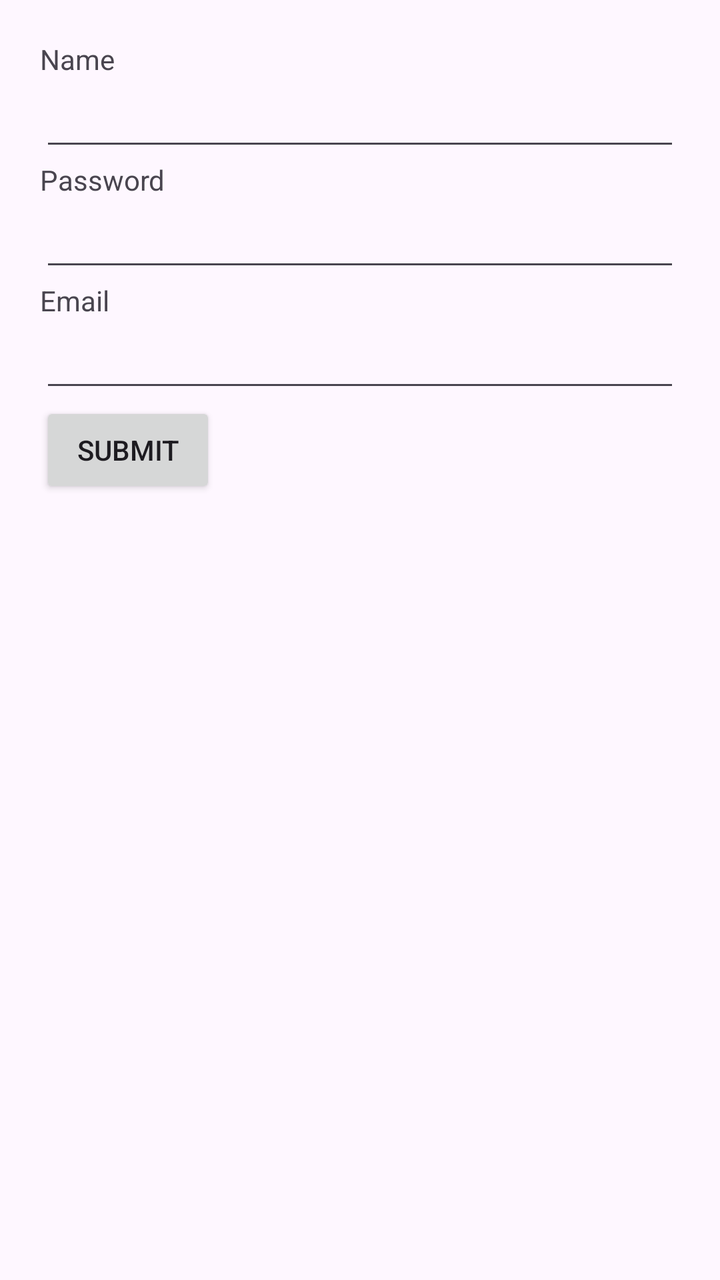
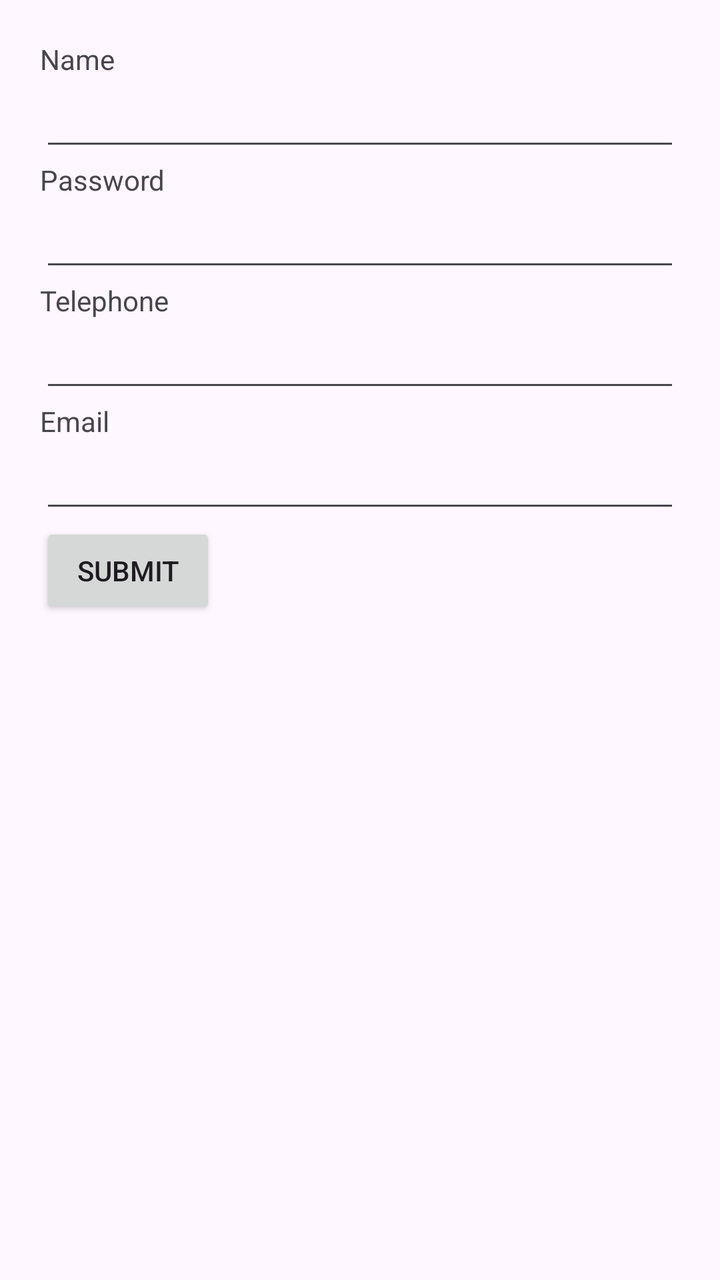

Compare the two renders of this Android layout. The source of the first and the diff that turns it into the second are given below.
<!-- AndroidManifest.xml: application theme Theme.Lab1 -->
<!-- res/layout/activity_main.xml -->
<?xml version="1.0" encoding="utf-8"?>
<LinearLayout
    xmlns:android="http://schemas.android.com/apk/res/android"
    xmlns:app="http://schemas.android.com/apk/res-auto"
    xmlns:tools="http://schemas.android.com/tools"
    android:id="@+id/main"
    android:layout_width="match_parent"
    android:layout_height="match_parent"
    android:orientation="vertical"
    android:padding="20dp"
    tools:context=".MainActivity">

    <TextView
        android:layout_width="wrap_content"
        android:layout_height="wrap_content"
        android:text="Name" />

    <EditText
        android:id="@+id/name"
        android:layout_width="match_parent"
        android:layout_height="wrap_content"/>

    <TextView
        android:layout_width="wrap_content"
        android:layout_height="wrap_content"
        android:text="Password"/>

    <EditText
        android:id="@+id/password"
        android:layout_width="match_parent"
        android:layout_height="wrap_content"
        android:inputType="textPassword"/>

    <TextView
    android:layout_width="wrap_content"
    android:layout_height="wrap_content"
    android:text="Email"/>

    <EditText
        android:id="@+id/email"
        android:layout_width="match_parent"
        android:layout_height="wrap_content"
        android:inputType="textEmailAddress"/>

    <Button
        android:id="@+id/submit"
        android:layout_width="wrap_content"
        android:layout_height="wrap_content"
        android:text="Submit"/>
</LinearLayout>
<!-- resources referenced by this layout -->
<resources>
  <style name="Theme.Lab1" parent="Base.Theme.Lab1" />
  <style name="Base.Theme.Lab1" parent="Theme.Material3.DayNight.NoActionBar">
          
          
      </style>
</resources>

<!-- the commit's change to res/layout/activity_main.xml (unified diff, before → after) -->
@@ -32,6 +32,17 @@
         android:inputType="textPassword"/>
 
     <TextView
+        android:layout_width="wrap_content"
+        android:layout_height="wrap_content"
+        android:text="Telephone"/>
+
+    <EditText
+        android:id="@+id/phone"
+        android:layout_width="match_parent"
+        android:layout_height="wrap_content"
+        android:inputType="phone"/>
+
+    <TextView
     android:layout_width="wrap_content"
     android:layout_height="wrap_content"
     android:text="Email"/>
